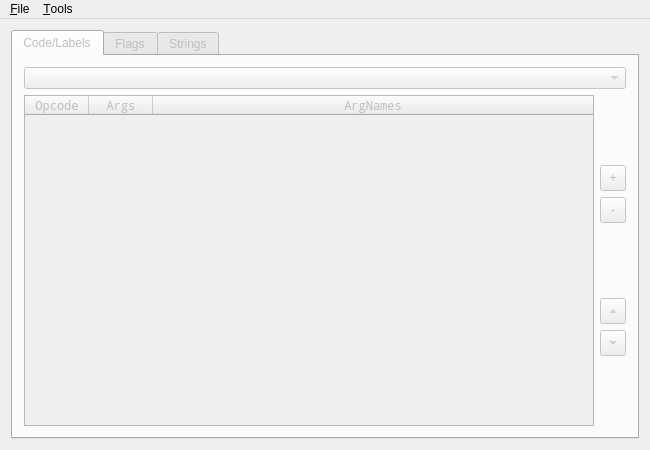
Old version of the form wrd_editor/mainwindow.ui in the repository CaptainSwag101/DRV3-Tools.
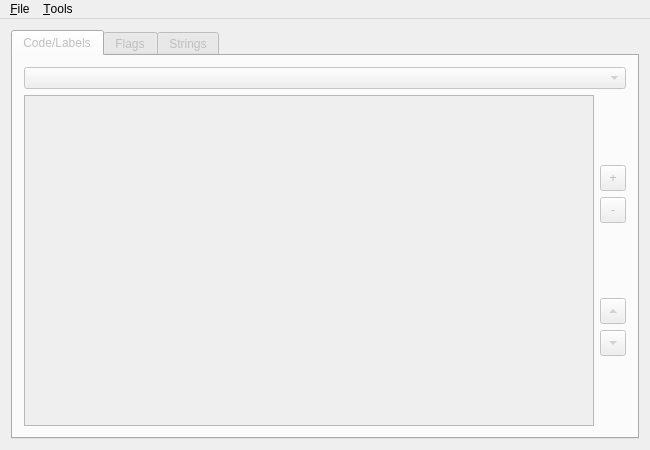
New version of the form.

Commit message: (WIP) Start reworking WRD editor to use model-based data tables

```diff
--- a/wrd_editor/mainwindow.ui
+++ b/wrd_editor/mainwindow.ui
@@ -34,7 +34,7 @@
         <item>
          <layout class="QHBoxLayout" name="horizontalLayout_Code">
           <item>
-           <widget class="QTableWidget" name="tableWidget_Code">
+           <widget class="QTableView" name="tableCode">
             <property name="font">
              <font>
               <family>Noto Mono</family>
@@ -58,42 +58,6 @@
             <property name="wordWrap">
              <bool>false</bool>
             </property>
-            <property name="columnCount">
-             <number>3</number>
-            </property>
-            <attribute name="horizontalHeaderDefaultSectionSize">
-             <number>64</number>
-            </attribute>
-            <attribute name="horizontalHeaderHighlightSections">
-             <bool>false</bool>
-            </attribute>
-            <attribute name="horizontalHeaderMinimumSectionSize">
-             <number>32</number>
-            </attribute>
-            <attribute name="horizontalHeaderStretchLastSection">
-             <bool>true</bool>
-            </attribute>
-            <attribute name="verticalHeaderVisible">
-             <bool>false</bool>
-            </attribute>
-            <attribute name="verticalHeaderHighlightSections">
-             <bool>false</bool>
-            </attribute>
-            <column>
-             <property name="text">
-              <string>Opcode</string>
-             </property>
-            </column>
-            <column>
-             <property name="text">
-              <string>Args</string>
-             </property>
-            </column>
-            <column>
-             <property name="text">
-              <string>ArgNames</string>
-             </property>
-            </column>
            </widget>
           </item>
           <item>
```
Left out of the diff: 68 changed lines with no effect on the pictures. The commit also changes 7 other files.
